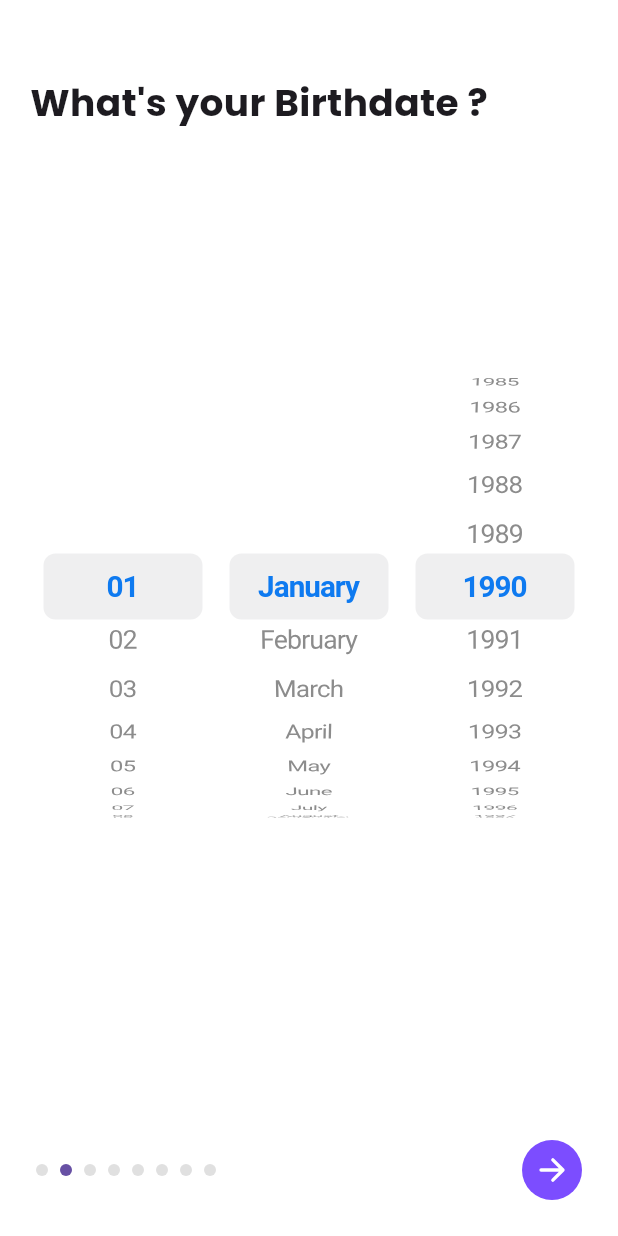
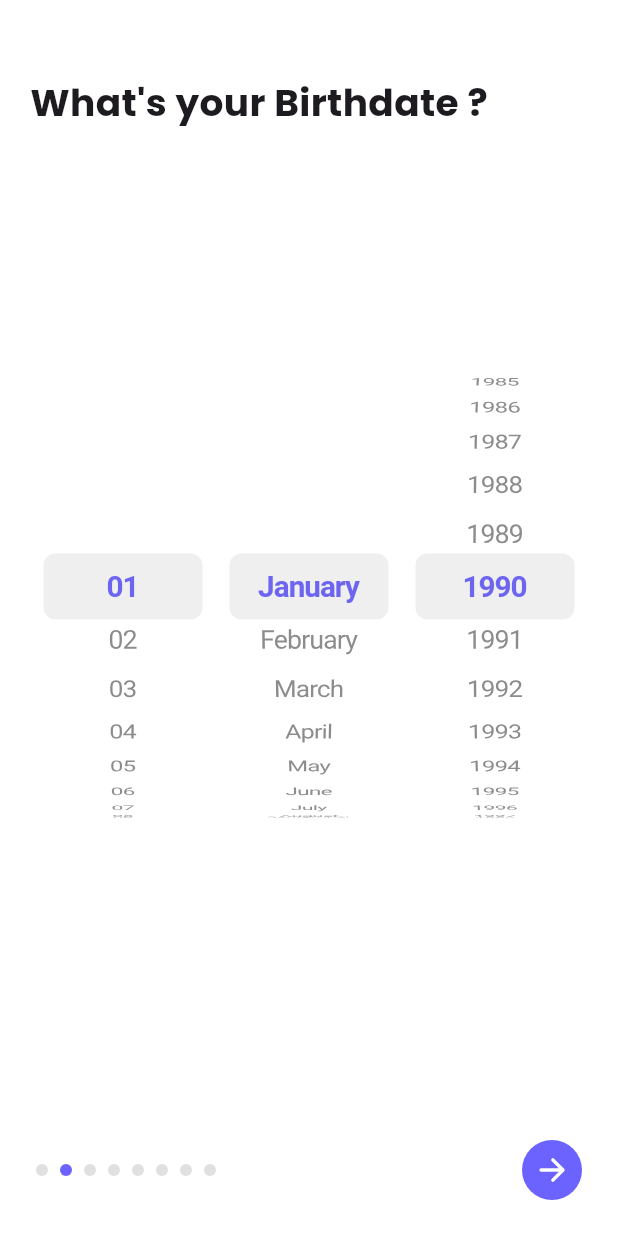
Before and after one commit to mayurpawar17/onboarding_app, a Flutter app: the OnboardingScreen screen opened directly, after a tap on an icon or button, on a phone screen of 412 x 824 dp. Run offline on Flutter 3.47's test engine with Material 3 defaults, Android fonts, the phone set to English and light mode, and no system bars; our stand-ins replace google_fonts, ionicons.

Commit message:
implement provider in onboarding screen

```diff
--- a/lib/main.dart
+++ b/lib/main.dart
@@ -1,9 +1,17 @@
 import 'package:flutter/material.dart';
 import 'package:google_fonts/google_fonts.dart';
+import 'package:onboarding_app/providers/onboarding_provider.dart';
 import 'package:onboarding_app/screens/onboarding_screen.dart';
+import 'package:provider/provider.dart';
 
 void main() {
-  runApp(MyApp());
+  runApp(
+    // MultiProvider(
+    //   providers: [Provider(create: (_) => OnboardingProvider())],
+    //   child: MyApp(),
+    // ),
+    ChangeNotifierProvider(create: (_) => OnboardingProvider(), child: MyApp()),
+  );
 }
 
 class MyApp extends StatelessWidget {
--- /dev/null
+++ b/lib/providers/onboarding_provider.dart
@@ -0,0 +1,26 @@
+import 'package:flutter/cupertino.dart';
+
+class OnboardingProvider extends ChangeNotifier {
+  //page view
+
+  int _currentPage = 0;
+
+  int get currentPage => _currentPage;
+
+  void currentPageIndex(int index) {
+    _currentPage = index;
+    notifyListeners();
+  }
+
+  //select section
+  String? _selectedGender;
+
+  String? get selectedGender => _selectedGender;
+
+  void selectGender(String gender) {
+    _selectedGender = gender;
+    notifyListeners();
+  }
+
+  //
+}
--- a/lib/screens/onboarding_screen.dart
+++ b/lib/screens/onboarding_screen.dart
@@ -1,8 +1,12 @@
 import 'package:flutter/cupertino.dart';
 import 'package:flutter/material.dart';
 import 'package:ionicons/ionicons.dart';
+import 'package:onboarding_app/providers/onboarding_provider.dart';
+import 'package:provider/provider.dart';
 
 class OnboardingScreen extends StatefulWidget {
+  static const activeColor = Color(0Xff6c63ff);
+
   const OnboardingScreen({super.key});
 
   @override
@@ -11,10 +15,11 @@ class OnboardingScreen extends StatefulWidget {
 
 class _OnboardingScreenState extends State<OnboardingScreen> {
   final PageController _pageController = PageController();
-  int _currentPage = 0;
+
+  // int _currentPage = 0;
   final _formKey = GlobalKey<FormState>();
 
-  String? selectedGender;
+  // String? selectedGender;
 
   List<String> days = List.generate(
     31,
@@ -78,13 +83,30 @@ class _OnboardingScreenState extends State<OnboardingScreen> {
           mainAxisAlignment: MainAxisAlignment.spaceBetween,
           children: [
             Expanded(
-              child: PageView(
+              // child: PageView(
+              //   controller: _pageController,
+              //   onPageChanged: (index) {
+              //     setState(() {
+              //       _currentPage = index;
+              //     });
+              //   },
+              //   children: [
+              //     _buildGenderSection(),
+              //     _buildBirthdateSection(),
+              //     _buildWeightSection(),
+              //     _buildHeightSection(),
+              //     _buildTargetWeightSection(),
+              //     _buildGoalSection(),
+              //     _buildActivityLevelSection(),
+              //     _buildDietSection(),
+              //   ],
+              // ),
+              child: Consumer<OnboardingProvider>(
+                builder: (context, onboardingProvider, child) {
+                  return PageView(
                     controller: _pageController,
-                onPageChanged: (index) {
-                  setState(() {
-                    _currentPage = index;
-                  });
-                },
+                    onPageChanged:
+                        (index) => onboardingProvider.currentPageIndex(index),
                     children: [
                       _buildGenderSection(),
                       _buildBirthdateSection(),
@@ -95,6 +117,8 @@ class _OnboardingScreenState extends State<OnboardingScreen> {
                       _buildActivityLevelSection(),
                       _buildDietSection(),
                     ],
+                  );
+                },
               ),
             ),
             _buildNavigationBar(),
@@ -132,13 +156,11 @@ class _OnboardingScreenState extends State<OnboardingScreen> {
   }
 
   Widget _buildGenderOption(String gender, String imagePath) {
-    final isSelected = selectedGender == gender;
+    return Consumer<OnboardingProvider>(
+      builder: (context, onboardingProvider, child) {
+        final isSelected = onboardingProvider.selectedGender == gender;
         return GestureDetector(
-      onTap: () {
-        setState(() {
-          selectedGender = gender;
-        });
-      },
+          onTap: () => onboardingProvider.selectGender(gender),
           child: Column(
             children: [
               Container(
@@ -146,7 +168,10 @@ class _OnboardingScreenState extends State<OnboardingScreen> {
                 decoration: BoxDecoration(
                   shape: BoxShape.circle,
                   border: Border.all(
-                color: isSelected ? Colors.deepPurple : Colors.grey.shade300,
+                    color:
+                        isSelected
+                            ? OnboardingScreen.activeColor
+                            : Colors.grey.shade300,
                     width: 2,
                   ),
                 ),
@@ -162,12 +187,16 @@ class _OnboardingScreenState extends State<OnboardingScreen> {
                 style: TextStyle(
                   fontSize: 16,
                   fontWeight: FontWeight.w500,
-              color: isSelected ? Colors.deepPurple : Colors.black,
+                  color:
+                      isSelected ? OnboardingScreen.activeColor : Colors.black,
                 ),
               ),
             ],
           ),
         );
+      },
+    );
+    ;
   }
 
   //birthdate section
@@ -242,7 +271,7 @@ class _OnboardingScreenState extends State<OnboardingScreen> {
               fontWeight: isSelected ? FontWeight.bold : FontWeight.normal,
               color:
                   isSelected
-                      ? CupertinoColors.activeBlue
+                      ? OnboardingScreen.activeColor
                       : CupertinoColors.black,
             ),
           ),
@@ -324,9 +353,9 @@ class _OnboardingScreenState extends State<OnboardingScreen> {
                   onValueChanged: (value) {
                     setState(() => selectedUnit = value);
                   },
-                  selectedColor: CupertinoColors.activeBlue,
+                  selectedColor: OnboardingScreen.activeColor,
                   unselectedColor: CupertinoColors.white,
-                  borderColor: CupertinoColors.activeBlue,
+                  borderColor: OnboardingScreen.activeColor,
                   pressedColor: CupertinoColors.systemGrey4,
                 ),
               ],
@@ -363,7 +392,7 @@ class _OnboardingScreenState extends State<OnboardingScreen> {
                 fontWeight: isSelected ? FontWeight.bold : FontWeight.normal,
                 color:
                     isSelected
-                        ? CupertinoColors.activeBlue
+                        ? OnboardingScreen.activeColor
                         : CupertinoColors.black,
               ),
             ),
@@ -380,7 +409,7 @@ class _OnboardingScreenState extends State<OnboardingScreen> {
         text,
         style: TextStyle(
           fontSize: 18,
-          color: CupertinoColors.activeBlue,
+          color: OnboardingScreen.activeColor,
           fontWeight: FontWeight.w600,
         ),
       ),
@@ -452,9 +481,9 @@ class _OnboardingScreenState extends State<OnboardingScreen> {
                   onValueChanged: (value) {
                     setState(() => selectedUnit = value);
                   },
-                  selectedColor: CupertinoColors.activeBlue,
+                  selectedColor: OnboardingScreen.activeColor,
                   unselectedColor: CupertinoColors.white,
-                  borderColor: CupertinoColors.activeBlue,
+                  borderColor: OnboardingScreen.activeColor,
                   pressedColor: CupertinoColors.systemGrey4,
                 ),
               ],
@@ -491,7 +520,7 @@ class _OnboardingScreenState extends State<OnboardingScreen> {
                 fontWeight: isSelected ? FontWeight.bold : FontWeight.normal,
                 color:
                     isSelected
-                        ? CupertinoColors.activeBlue
+                        ? OnboardingScreen.activeColor
                         : CupertinoColors.black,
               ),
             ),
@@ -508,7 +537,7 @@ class _OnboardingScreenState extends State<OnboardingScreen> {
         text,
         style: TextStyle(
           fontSize: 18,
-          color: CupertinoColors.activeBlue,
+          color: OnboardingScreen.activeColor,
           fontWeight: FontWeight.w600,
         ),
       ),
@@ -580,9 +609,9 @@ class _OnboardingScreenState extends State<OnboardingScreen> {
                   onValueChanged: (value) {
                     setState(() => selectedUnit = value);
                   },
-                  selectedColor: CupertinoColors.activeBlue,
+                  selectedColor: OnboardingScreen.activeColor,
                   unselectedColor: CupertinoColors.white,
-                  borderColor: CupertinoColors.activeBlue,
+                  borderColor: OnboardingScreen.activeColor,
                   pressedColor: CupertinoColors.systemGrey4,
                 ),
               ],
@@ -619,7 +648,7 @@ class _OnboardingScreenState extends State<OnboardingScreen> {
                 fontWeight: isSelected ? FontWeight.bold : FontWeight.normal,
                 color:
                     isSelected
-                        ? CupertinoColors.activeBlue
+                        ? OnboardingScreen.activeColor
                         : CupertinoColors.black,
               ),
             ),
@@ -636,7 +665,7 @@ class _OnboardingScreenState extends State<OnboardingScreen> {
         text,
         style: TextStyle(
           fontSize: 18,
-          color: CupertinoColors.activeBlue,
+          color: OnboardingScreen.activeColor,
           fontWeight: FontWeight.w600,
         ),
       ),
@@ -653,7 +682,7 @@ class _OnboardingScreenState extends State<OnboardingScreen> {
         children: [
           Text(
             "What’s your Physical\nActivity Level?",
-            style: TextStyle(fontSize: 22, fontWeight: FontWeight.bold),
+            style: TextStyle(fontSize: 25, fontWeight: FontWeight.bold),
           ),
           const SizedBox(height: 50),
           ...levels.map((level) => _buildActivityLevelOption(level)).toList(),
@@ -675,7 +704,7 @@ class _OnboardingScreenState extends State<OnboardingScreen> {
         margin: const EdgeInsets.only(bottom: 16),
         padding: const EdgeInsets.symmetric(vertical: 16),
         decoration: BoxDecoration(
-          color: isSelected ? Colors.deepPurpleAccent : Colors.white,
+          color: isSelected ? OnboardingScreen.activeColor : Colors.white,
           border: Border.all(color: Colors.grey.shade300),
           borderRadius: BorderRadius.circular(10),
         ),
@@ -702,9 +731,9 @@ class _OnboardingScreenState extends State<OnboardingScreen> {
         children: [
           Text(
             "What’s your Goal?",
-            style: TextStyle(fontSize: 22, fontWeight: FontWeight.bold),
+            style: TextStyle(fontSize: 25, fontWeight: FontWeight.bold),
           ),
-          const SizedBox(height: 80),
+          const SizedBox(height: 85),
           ...goals.map((goal) => _buildGoalOption(goal)).toList(),
         ],
       ),
@@ -724,7 +753,7 @@ class _OnboardingScreenState extends State<OnboardingScreen> {
         margin: const EdgeInsets.only(bottom: 16),
         padding: const EdgeInsets.symmetric(vertical: 16),
         decoration: BoxDecoration(
-          color: isSelected ? Colors.deepPurpleAccent : Colors.white,
+          color: isSelected ? OnboardingScreen.activeColor : Colors.white,
           border: Border.all(color: Colors.grey.shade300),
           borderRadius: BorderRadius.circular(10),
         ),
@@ -751,7 +780,7 @@ class _OnboardingScreenState extends State<OnboardingScreen> {
         children: [
           Text(
             "Which diet do you \n prefer?",
-            style: TextStyle(fontSize: 22, fontWeight: FontWeight.bold),
+            style: TextStyle(fontSize: 25, fontWeight: FontWeight.bold),
           ),
           const SizedBox(height: 50),
           ...diets.map((diet) => _buildDietOption(diet)).toList(),
@@ -773,7 +802,7 @@ class _OnboardingScreenState extends State<OnboardingScreen> {
         margin: const EdgeInsets.only(bottom: 16),
         padding: const EdgeInsets.symmetric(vertical: 16),
         decoration: BoxDecoration(
-          color: isSelected ? Colors.deepPurpleAccent : Colors.white,
+          color: isSelected ? OnboardingScreen.activeColor : Colors.white,
           border: Border.all(color: Colors.grey.shade300),
           borderRadius: BorderRadius.circular(10),
         ),
@@ -795,7 +824,10 @@ class _OnboardingScreenState extends State<OnboardingScreen> {
   Widget _buildNavigationBar() {
     return Container(
       padding: EdgeInsets.all(20),
-      child: Row(
+
+      child: Consumer<OnboardingProvider>(
+        builder: (context, onboardingProvider, child) {
+          return Row(
             mainAxisAlignment: MainAxisAlignment.spaceBetween,
             children: [
               // _currentPage > 0
@@ -819,20 +851,21 @@ class _OnboardingScreenState extends State<OnboardingScreen> {
                     decoration: BoxDecoration(
                       shape: BoxShape.circle,
                       color:
-                      _currentPage == index
-                          ? Theme.of(context).primaryColor
+                          onboardingProvider.currentPage == index
+                              ? OnboardingScreen.activeColor
                               : Colors.grey[300],
                     ),
                   ),
                 ),
               ),
-          _currentPage < 8
+              onboardingProvider.currentPage < 8
                   ? IconButton(
                     style: IconButton.styleFrom(
-                  backgroundColor: Colors.deepPurpleAccent,
+                      backgroundColor: OnboardingScreen.activeColor,
                     ),
                     onPressed: () {
-                  if (_currentPage == 1 && !_formKey.currentState!.validate()) {
+                      if (onboardingProvider.currentPage == 1 &&
+                          !_formKey.currentState!.validate()) {
                         return;
                       }
                       _pageController.nextPage(
@@ -849,6 +882,8 @@ class _OnboardingScreenState extends State<OnboardingScreen> {
                     child: Text('Get Started'),
                   ),
             ],
+          );
+        },
       ),
     );
   }
```
Also changed, not shown: pubspec.yaml (line endings or trailing spaces). Lines whose indentation alone changed are shown as unchanged.
